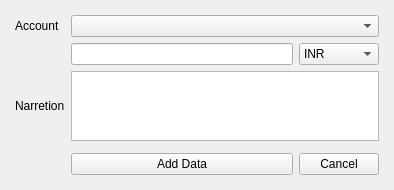
Old version of the form Resources/Ui/PaymentEntry.ui in the repository Darshitjivani/MBAS.
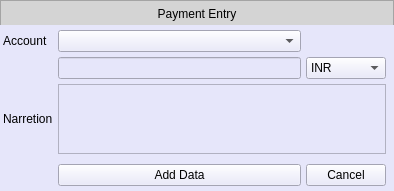
New version of the form.

```diff
--- a/Resources/Ui/PaymentEntry.ui
+++ b/Resources/Ui/PaymentEntry.ui
@@ -21,39 +21,177 @@
     <string notr="true"/>
    </property>
    <layout class="QGridLayout" name="gridLayout">
-    <item row="2" column="3">
+    <property name="leftMargin">
+     <number>0</number>
+    </property>
+    <property name="topMargin">
+     <number>0</number>
+    </property>
+    <property name="rightMargin">
+     <number>0</number>
+    </property>
+    <property name="bottomMargin">
+     <number>0</number>
+    </property>
+    <property name="spacing">
+     <number>0</number>
+    </property>
+    <item row="0" column="0">
+     <widget class="QFrame" name="fheader">
+      <property name="minimumSize">
+       <size>
+        <width>0</width>
+        <height>25</height>
+       </size>
+      </property>
+      <property name="maximumSize">
+       <size>
+        <width>16777215</width>
+        <height>25</height>
+       </size>
+      </property>
+      <property name="styleSheet">
+       <string notr="true">background-color: rgb(212, 212, 212);
+font: 63 11pt &quot;Segoe UI Semibold&quot;;
+color:#000000</string>
+      </property>
+      <property name="frameShape">
+       <enum>QFrame::StyledPanel</enum>
+      </property>
+      <property name="frameShadow">
+       <enum>QFrame::Raised</enum>
+      </property>
+      <layout class="QGridLayout" name="gridLayout_3">
+       <property name="leftMargin">
+        <number>0</number>
+       </property>
+       <property name="topMargin">
+        <number>0</number>
+       </property>
+       <property name="rightMargin">
+        <number>0</number>
+       </property>
+       <property name="bottomMargin">
+        <number>0</number>
+       </property>
+       <property name="spacing">
+        <number>0</number>
+       </property>
+       <item row="0" column="0">
+        <widget class="QLabel" name="label_3">
+         <property name="minimumSize">
+          <size>
+           <width>0</width>
+           <height>25</height>
+          </size>
+         </property>
+         <property name="maximumSize">
+          <size>
+           <width>16777215</width>
+           <height>25</height>
+          </size>
+         </property>
+         <property name="text">
+          <string>Payment Entry</string>
+         </property>
+         <property name="alignment">
+          <set>Qt::AlignCenter</set>
+         </property>
+        </widget>
+       </item>
+      </layout>
+     </widget>
+    </item>
+    <item row="1" column="0">
+     <widget class="QWidget" name="widget" native="true">
+      <property name="styleSheet">
+       <string notr="true">QWidget{
+	background-color: rgb(230, 230, 250);
+}
+
+QPushButton:hover {
+  border-radius: 05px;
+  color:#000000;
+  background-color:#9BA4B5;
+  border: 0px solid ;
+}</string>
+      </property>
+      <layout class="QGridLayout" name="gridLayout_2">
+       <property name="leftMargin">
+        <number>3</number>
+       </property>
+       <property name="topMargin">
+        <number>0</number>
+       </property>
+       <property name="rightMargin">
+        <number>3</number>
+       </property>
+       <property name="bottomMargin">
+        <number>0</number>
+       </property>
+       <property name="spacing">
+        <number>5</number>
+       </property>
+       <item row="0" column="1">
+        <widget class="Line" name="line_5">
+         <property name="styleSheet">
+          <string notr="true">background-color: transparent</string>
+         </property>
+         <property name="orientation">
+          <enum>Qt::Vertical</enum>
+         </property>
+        </widget>
+       </item>
+       <item row="1" column="0">
+        <widget class="QLabel" name="label">
+         <property name="text">
+          <string>Account</string>
+         </property>
+        </widget>
+       </item>
+       <item row="1" column="1">
+        <widget class="QComboBox" name="cbAccountName"/>
+       </item>
+       <item row="2" column="1">
      <widget class="QLineEdit" name="leAmount">
       <property name="placeholderText">
        <string/>
       </property>
      </widget>
     </item>
-    <item row="1" column="2">
-     <widget class="QLabel" name="label">
+       <item row="2" column="2">
+        <widget class="QComboBox" name="cbCurrency">
+         <item>
       <property name="text">
-       <string>Account</string>
-      </property>
-     </widget>
-    </item>
-    <item row="1" column="0">
-     <widget class="Line" name="line">
-      <property name="orientation">
-       <enum>Qt::Horizontal</enum>
-      </property>
-     </widget>
-    </item>
-    <item row="2" column="5">
+           <string>INR</string>
+          </property>
+         </item>
+         <item>
+          <property name="text">
+           <string>USD</string>
+          </property>
+         </item>
+        </widget>
+       </item>
+       <item row="2" column="3">
      <widget class="Line" name="line_2">
       <property name="orientation">
        <enum>Qt::Horizontal</enum>
       </property>
      </widget>
     </item>
-    <item row="1" column="3" colspan="2">
-     <widget class="QComboBox" name="cbAccountName"/>
-    </item>
-    <item row="6" column="3">
-     <widget class="Line" name="line_3">
+       <item row="3" column="0">
+        <widget class="QLabel" name="label_2">
+         <property name="text">
+          <string>Narretion</string>
+         </property>
+        </widget>
+       </item>
+       <item row="3" column="1" colspan="2">
+        <widget class="QTextBrowser" name="tbNarretion"/>
+       </item>
+       <item row="4" column="1">
+        <widget class="Line" name="line_4">
       <property name="styleSheet">
        <string notr="true">background-color: transparent</string>
       </property>
@@ -62,7 +200,7 @@
       </property>
      </widget>
     </item>
-    <item row="5" column="3">
+       <item row="5" column="1">
      <widget class="QPushButton" name="pdAddRaw">
       <property name="text">
        <string>Add Data</string>
@@ -72,41 +210,7 @@
       </property>
      </widget>
     </item>
-    <item row="4" column="3">
-     <widget class="Line" name="line_4">
-      <property name="styleSheet">
-       <string notr="true">background-color: transparent</string>
-      </property>
-      <property name="orientation">
-       <enum>Qt::Vertical</enum>
-      </property>
-     </widget>
-    </item>
-    <item row="0" column="3">
-     <widget class="Line" name="line_5">
-      <property name="styleSheet">
-       <string notr="true">background-color: transparent</string>
-      </property>
-      <property name="orientation">
-       <enum>Qt::Vertical</enum>
-      </property>
-     </widget>
-    </item>
-    <item row="2" column="4">
-     <widget class="QComboBox" name="cbCurrency">
-      <item>
-       <property name="text">
-        <string>INR</string>
-       </property>
-      </item>
-      <item>
-       <property name="text">
-        <string>USD</string>
-       </property>
-      </item>
-     </widget>
-    </item>
-    <item row="5" column="4">
+       <item row="5" column="2">
      <widget class="QPushButton" name="pbcancel">
       <property name="text">
        <string>Cancel</string>
@@ -116,27 +220,22 @@
       </property>
      </widget>
     </item>
-    <item row="3" column="3" colspan="2">
-     <widget class="QTextBrowser" name="tbNarretion"/>
-    </item>
-    <item row="3" column="2">
-     <widget class="QLabel" name="label_2">
-      <property name="text">
-       <string>Narretion</string>
-      </property>
+       <item row="6" column="1">
+        <widget class="Line" name="line_3">
+         <property name="styleSheet">
+          <string notr="true">background-color: transparent</string>
+         </property>
+         <property name="orientation">
+          <enum>Qt::Vertical</enum>
+         </property>
      </widget>
     </item>
    </layout>
   </widget>
- </widget>
- <tabstops>
-  <tabstop>cbAccountName</tabstop>
-  <tabstop>leAmount</tabstop>
-  <tabstop>cbCurrency</tabstop>
-  <tabstop>tbNarretion</tabstop>
-  <tabstop>pdAddRaw</tabstop>
-  <tabstop>pbcancel</tabstop>
- </tabstops>
+    </item>
+   </layout>
+  </widget>
+ </widget>
  <resources/>
  <connections/>
 </ui>
```
Lines whose indentation alone changed are shown as unchanged.
